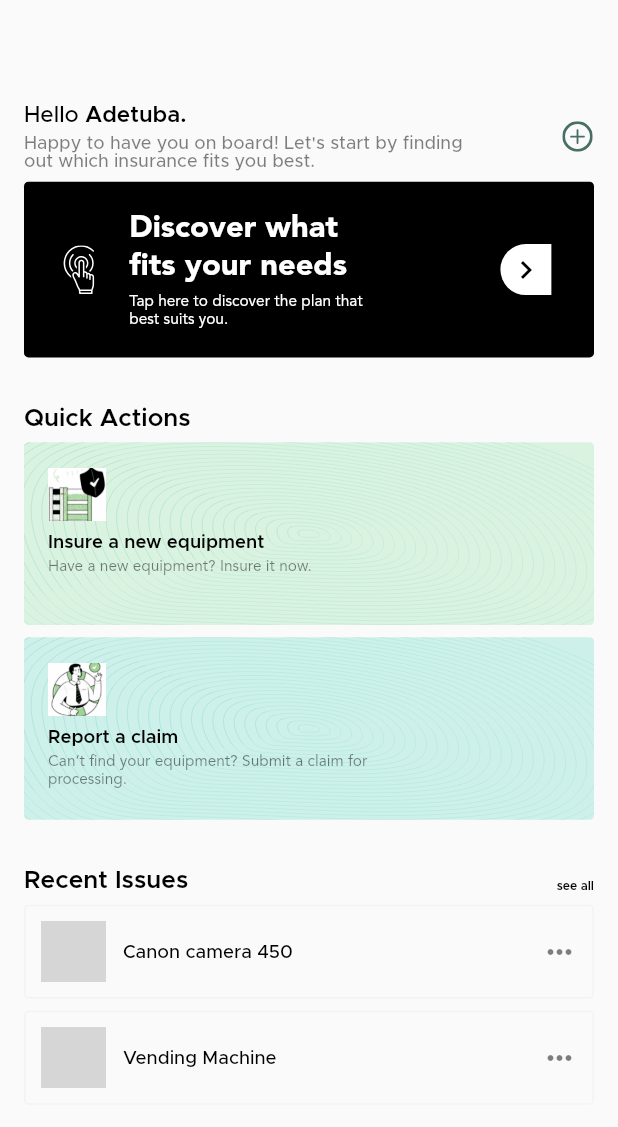
After one commit to akinwolemiwa/plover-app-ui, a Flutter app: the HomePage screen opened directly, on a phone screen of 412 x 824 dp. The commit adds this screen. Shown: the top 1127 px of the screen. Run offline on Flutter 3.47's test engine with Material 2 defaults, Android fonts, the light colour scheme and no system bars; our stand-ins replace flutter_screenutil, flutter_svg, smooth_page_indicator; network calls fail; grey boxes are pictures that could not be loaded.

Commit message:
homepage

```diff
--- a/lib/src/auth/login.dart
+++ b/lib/src/auth/login.dart
@@ -1,5 +1,6 @@
 import 'package:flutter/material.dart';
 import 'package:flutter_screenutil/flutter_screenutil.dart';
+import 'package:plover/src/home/homepage.dart';
 import 'package:plover/src/theme/color.dart';
 import 'package:plover/src/theme/text.dart';
 
@@ -161,7 +162,16 @@ class _LoginState extends State<Login> {
             SizedBox(
               height: 64.h,
             ),
-            Container(
+            GestureDetector(
+              onTap: () {
+                Navigator.pushReplacement(
+                  context,
+                  MaterialPageRoute(
+                    builder: (context) => const HomePage(),
+                  ),
+                );
+              },
+              child: Container(
                 height: 59.h,
                 width: 343.w,
                 decoration: BoxDecoration(
@@ -172,6 +182,7 @@ class _LoginState extends State<Login> {
                   child: Text(
                     'Login',
                     style: textTheme.subtitle1!.copyWith(color: Colors.white),
+                  ),
                 ),
               ),
             ),
--- /dev/null
+++ b/lib/src/home/homepage.dart
@@ -0,0 +1,376 @@
+import 'package:flutter/material.dart';
+import 'package:flutter_screenutil/flutter_screenutil.dart';
+import 'package:flutter_svg/svg.dart';
+import 'package:plover/src/theme/color.dart';
+import 'package:plover/src/theme/text.dart';
+
+class HomePage extends StatelessWidget {
+  const HomePage({super.key});
+
+  @override
+  Widget build(BuildContext context) {
+    return Scaffold(
+      body: Padding(
+        padding: const EdgeInsets.only(left: 16, right: 16),
+        child: Column(
+          crossAxisAlignment: CrossAxisAlignment.start,
+          children: [
+            SizedBox(
+              height: 68.h,
+            ),
+            Row(
+              mainAxisAlignment: MainAxisAlignment.spaceBetween,
+              children: [
+                Column(
+                  crossAxisAlignment: CrossAxisAlignment.start,
+                  children: [
+                    RichText(
+                      text: TextSpan(
+                        children: <TextSpan>[
+                          TextSpan(
+                            text: 'Hello ',
+                            style: textTheme.bodyText1!.copyWith(
+                                color: Colors.black,
+                                fontWeight: FontWeight.w500,
+                                fontSize: 15),
+                          ),
+                          TextSpan(
+                            text: 'Adetuba.',
+                            style: textTheme.bodyText1!.copyWith(
+                              color: Colors.black,
+                              fontWeight: FontWeight.w700,
+                              fontSize: 15,
+                            ),
+                          ),
+                        ],
+                      ),
+                    ),
+                    SizedBox(
+                      height: 5.h,
+                    ),
+                    Text(
+                      'Happy to have you on board! Let\'s start by finding\nout which insurance fits you best.',
+                      style: textTheme.subtitle1!.copyWith(
+                        color: Colors.black.withOpacity(0.5),
+                        fontWeight: FontWeight.w500,
+                        fontSize: 12,
+                      ),
+                    ),
+                  ],
+                ),
+                SvgPicture.asset(
+                  'assets/svg/add.svg',
+                  height: 20.h,
+                  width: 20.w,
+                ),
+              ],
+            ),
+            SizedBox(
+              height: 8.h,
+            ),
+            Container(
+              decoration: BoxDecoration(
+                color: Colors.black,
+                borderRadius: BorderRadius.circular(3),
+              ),
+              child: Row(
+                children: [
+                  Padding(
+                    padding: const EdgeInsets.only(
+                        left: 19, right: 16, top: 19, bottom: 19),
+                    child: SvgPicture.asset(
+                      'assets/svg/tap.svg',
+                      height: 32.h,
+                      width: 32.w,
+                    ),
+                  ),
+                  Padding(
+                    padding: const EdgeInsets.fromLTRB(0, 19, 0, 19),
+                    child: Column(
+                      crossAxisAlignment: CrossAxisAlignment.start,
+                      children: [
+                        Text(
+                          'Discover what\nfits your needs',
+                          style: textTheme.headline2!.copyWith(
+                            color: Colors.white,
+                          ),
+                        ),
+                        SizedBox(
+                          height: 5.h,
+                        ),
+                        Text(
+                          'Tap here to discover the plan that\nbest suits you.',
+                          style: textTheme.subtitle2!.copyWith(
+                            color: Colors.white,
+                          ),
+                        ),
+                      ],
+                    ),
+                  ),
+                  Padding(
+                    padding: const EdgeInsets.only(left: 91.738),
+                    child: Container(
+                      decoration: const BoxDecoration(
+                        color: Colors.white,
+                        borderRadius: BorderRadius.only(
+                          topLeft: Radius.circular(20),
+                          bottomLeft: Radius.circular(20),
+                        ),
+                      ),
+                      child: const Padding(
+                        padding: EdgeInsets.all(5),
+                        child: Icon(
+                          Icons.keyboard_arrow_right,
+                          color: Colors.black,
+                        ),
+                      ),
+                    ),
+                  ),
+                ],
+              ),
+            ),
+            SizedBox(
+              height: 32.h,
+            ),
+            Text(
+              'Quick Actions',
+              style: textTheme.bodyText1!.copyWith(
+                fontWeight: FontWeight.w700,
+              ),
+            ),
+            SizedBox(
+              height: 8.h,
+            ),
+            Container(
+              decoration: BoxDecoration(
+                color: MyColors.anotherGreen,
+                borderRadius: BorderRadius.circular(3),
+              ),
+              child: Stack(
+                children: [
+                  SizedBox(
+                    height: 120.h,
+                    width: 400.w,
+                    child: SvgPicture.asset(
+                      'assets/svg/swirl.svg',
+                      color: const Color(0xff009F7D),
+                      fit: BoxFit.cover,
+                    ),
+                  ),
+                  Padding(
+                    padding: const EdgeInsets.fromLTRB(16, 17, 155, 17),
+                    child: Column(
+                      crossAxisAlignment: CrossAxisAlignment.start,
+                      children: [
+                        SizedBox(
+                          height: 35.h,
+                          width: 35.w,
+                          child: Image.asset(
+                            'assets/png/onboarding1.png',
+                            fit: BoxFit.cover,
+                          ),
+                        ),
+                        SizedBox(
+                          height: 8.h,
+                        ),
+                        Text(
+                          'Insure a new equipment',
+                          style: textTheme.subtitle1!.copyWith(
+                            fontWeight: FontWeight.w700,
+                          ),
+                        ),
+                        SizedBox(
+                          height: 4.h,
+                        ),
+                        Text(
+                          'Have a new equipment? Insure it now.',
+                          style: textTheme.subtitle2!.copyWith(
+                            fontWeight: FontWeight.w400,
+                            color: Colors.black.withOpacity(0.5),
+                          ),
+                        ),
+                      ],
+                    ),
+                  ),
+                ],
+              ),
+            ),
+            SizedBox(
+              height: 8.h,
+            ),
+            Container(
+              decoration: BoxDecoration(
+                color: MyColors.tealGreen,
+                borderRadius: BorderRadius.circular(3),
+              ),
+              child: Stack(
+                children: [
+                  SizedBox(
+                    height: 120.h,
+                    width: 400.w,
+                    child: SvgPicture.asset(
+                      'assets/svg/swirl.svg',
+                      color: const Color(0xff009F7D),
+                      fit: BoxFit.cover,
+                    ),
+                  ),
+                  Padding(
+                    padding: const EdgeInsets.fromLTRB(16, 17, 131, 17),
+                    child: Column(
+                      crossAxisAlignment: CrossAxisAlignment.start,
+                      children: [
+                        SizedBox(
+                          height: 35.h,
+                          width: 35.w,
+                          child: Image.asset(
+                            'assets/png/onboarding3.png',
+                            fit: BoxFit.cover,
+                          ),
+                        ),
+                        SizedBox(
+                          height: 8.h,
+                        ),
+                        Text(
+                          'Report a claim',
+                          style: textTheme.subtitle1!.copyWith(
+                            fontWeight: FontWeight.w700,
+                          ),
+                        ),
+                        SizedBox(
+                          height: 4.h,
+                        ),
+                        Text(
+                          'Can’t find your equipment? Submit a claim for processing.',
+                          style: textTheme.subtitle2!.copyWith(
+                            fontWeight: FontWeight.w400,
+                            color: Colors.black.withOpacity(0.5),
+                          ),
+                        ),
+                      ],
+                    ),
+                  ),
+                ],
+              ),
+            ),
+            SizedBox(
+              height: 32.h,
+            ),
+            Row(
+              mainAxisAlignment: MainAxisAlignment.spaceBetween,
+              crossAxisAlignment: CrossAxisAlignment.end,
+              children: [
+                Text(
+                  'Recent Issues',
+                  style: textTheme.bodyText1!.copyWith(
+                    fontWeight: FontWeight.w700,
+                  ),
+                ),
+                Text(
+                  'see all',
+                  style: textTheme.bodyText1!.copyWith(
+                    fontWeight: FontWeight.w600,
+                    fontSize: 8.sp,
+                  ),
+                ),
+              ],
+            ),
+            SizedBox(
+              height: 8.h,
+            ),
+            Container(
+              decoration: BoxDecoration(
+                border: Border.all(
+                  color: MyColors.defaultGrey,
+                ),
+                borderRadius: BorderRadius.circular(3),
+              ),
+              child: Padding(
+                padding: const EdgeInsets.all(10),
+                child: Row(
+                  mainAxisAlignment: MainAxisAlignment.spaceBetween,
+                  children: [
+                    Row(
+                      children: [
+                        ClipRRect(
+                          borderRadius: BorderRadius.circular(5),
+                          child: SizedBox(
+                            height: 40.h,
+                            width: 40.w,
+                            child: Image.network(
+                              'https://i.pcmag.com/imagery/roundups/018cwxjHcVMwiaDIpTnZJ8H-51..v1637092108.jpg',
+                              fit: BoxFit.cover,
+                            ),
+                          ),
+                        ),
+                        SizedBox(
+                          width: 10.w,
+                        ),
+                        Text(
+                          'Canon camera 450',
+                          style: textTheme.subtitle1!.copyWith(
+                            fontWeight: FontWeight.w500,
+                          ),
+                        ),
+                      ],
+                    ),
+                    Icon(
+                      Icons.more_horiz,
+                      color: Colors.black.withOpacity(0.5),
+                    ),
+                  ],
+                ),
+              ),
+            ),
+            SizedBox(
+              height: 8.h,
+            ),
+            Container(
+              decoration: BoxDecoration(
+                border: Border.all(
+                  color: MyColors.defaultGrey,
+                ),
+                borderRadius: BorderRadius.circular(3),
+              ),
+              child: Padding(
+                padding: const EdgeInsets.all(10),
+                child: Row(
+                  mainAxisAlignment: MainAxisAlignment.spaceBetween,
+                  children: [
+                    Row(
+                      children: [
+                        ClipRRect(
+                          borderRadius: BorderRadius.circular(5),
+                          child: SizedBox(
+                            height: 40.h,
+                            width: 40.w,
+                            child: Image.network(
+                              'https://www.blackcountrychamber.co.uk/upload/6c4cf10f-0493-4710-975d-51947dd77db9.jpg',
+                              fit: BoxFit.cover,
+                            ),
+                          ),
+                        ),
+                        SizedBox(
+                          width: 10.w,
+                        ),
+                        Text(
+                          'Vending Machine',
+                          style: textTheme.subtitle1!.copyWith(
+                            fontWeight: FontWeight.w500,
+                          ),
+                        ),
+                      ],
+                    ),
+                    Icon(
+                      Icons.more_horiz,
+                      color: Colors.black.withOpacity(0.5),
+                    ),
+                  ],
+                ),
+              ),
+            ),
+          ],
+        ),
+      ),
+    );
+  }
+}
--- a/lib/src/theme/color.dart
+++ b/lib/src/theme/color.dart
@@ -4,4 +4,6 @@ class MyColors {
   static const Color mainGreen = Color(0xff496E66);
   static const Color lighterGreen = Color(0xffA0D195);
   static const Color defaultGrey = Color(0xffF3F3F3);
+  static const Color anotherGreen = Color(0xffDAF3E1);
+  static const Color tealGreen = Color(0xffCDF1EA);
 }
```
Also changed, not shown: assets/svg/add.svg (added), assets/svg/swirl.svg (added), assets/svg/tap.svg (added). Lines whose indentation alone changed are shown as unchanged.
